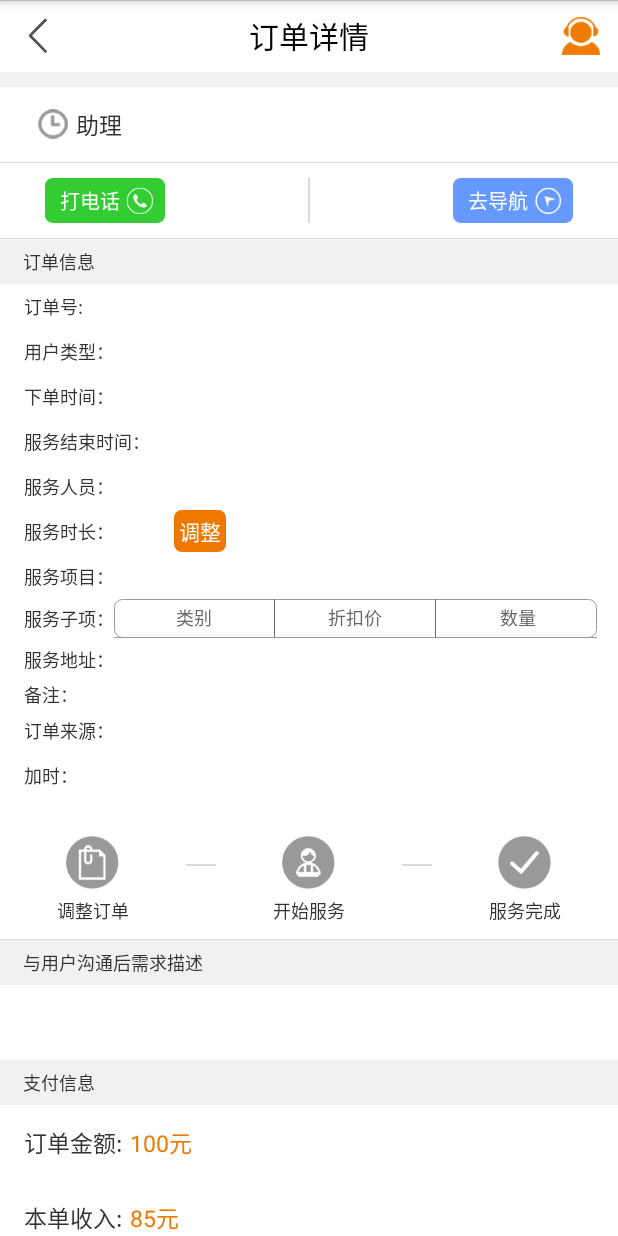
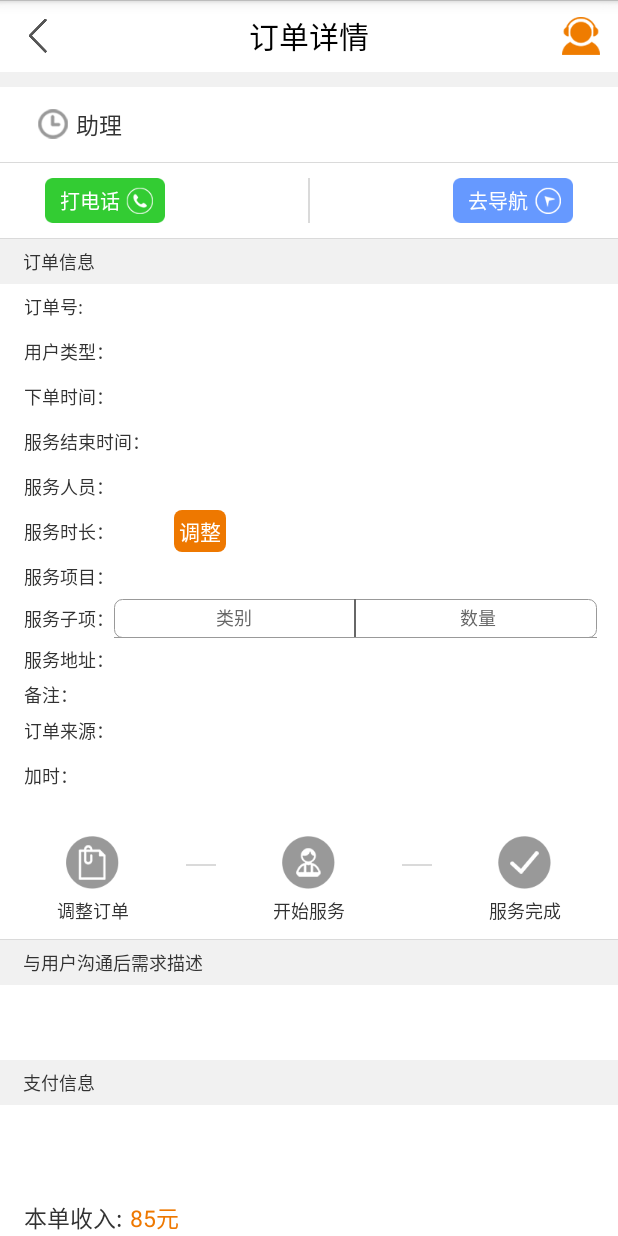
Before and after one commit to lnczx/jhj-android, an Android app: the OrderDetailActivity screen opened directly, with no data from a screen before it, on a phone screen of 412 x 824 dp. Run offline under Robolectric (Android 15) with nearby library versions, the phone set to English and light mode, and no system bars; libraries missing offline, so code that uses them is left out: org.xutils.common; 2 statements that could not run were skipped.

Commit message:
v1.2.0.1 去掉订单金额显示

```diff
--- a/app/src/main/AndroidManifest.xml
+++ b/app/src/main/AndroidManifest.xml
@@ -1,8 +1,8 @@
 <?xml version="1.0" encoding="utf-8"?>
     <manifest xmlns:android="http://schemas.android.com/apk/res/android"
         package="com.meijialife.dingdang"
-        android:versionCode="22"
-        android:versionName="1.2.0.0">
+        android:versionCode="23"
+        android:versionName="1.2.0.1">
 
 
     <uses-sdk
--- a/app/src/main/java/com/meijialife/dingdang/Constants.java
+++ b/app/src/main/java/com/meijialife/dingdang/Constants.java
@@ -15,8 +15,8 @@ public class Constants {
 
     //*******************************
     // 主机地址
-//    public static final String HOST1 = "http://tapp.jia-he-jia.com";
-    public static final String HOST1 = "https://app.jia-he-jia.com";
+    public static final String HOST1 = "http://tapp.jia-he-jia.com";
+//    public static final String HOST1 = "https://app.jia-he-jia.com";
 //     基础接口
     public static final String ROOT_URL1 = HOST1 + "/jhj-app/app/";
 
--- a/app/src/main/java/com/meijialife/dingdang/adapter/OrderListAdapter.java
+++ b/app/src/main/java/com/meijialife/dingdang/adapter/OrderListAdapter.java
@@ -96,7 +96,7 @@ public class OrderListAdapter extends BaseAdapter {
             holder.tv_service_date = (TextView) convertView.findViewById(R.id.tv_service_date);
             holder.tv_service_hours = (TextView) convertView.findViewById(R.id.tv_service_hours);
             holder.tv_service_content = (TextView) convertView.findViewById(R.id.tv_service_content);
-            holder.tv_order_money = (TextView) convertView.findViewById(R.id.tv_order_money);
+//            holder.tv_order_money = (TextView) convertView.findViewById(R.id.tv_order_money);
             holder.iv_start_server = (TextView) convertView.findViewById(R.id.iv_start_server);
             holder.tv_fuwu_time = (TextView) convertView.findViewById(R.id.tv_fuwu_time);
             holder.tv_shichang = (TextView) convertView.findViewById(R.id.tv_shichang);
@@ -151,7 +151,7 @@ public class OrderListAdapter extends BaseAdapter {
             holder.tv_service_addr_distance.setText(orderListVo.getService_addr_distance());
 
             holder.tv_service_content.setText(orderListVo.getService_content());
-            holder.tv_order_money.setText(orderListVo.getOrder_money() + "元");
+//            holder.tv_order_money.setText(orderListVo.getOrder_money() + "元");
             holder.iv_start_server.setText(orderListVo.getButton_word());
             holder.tv_service_date.setText(orderListVo.getService_date());
             holder.tv_user_type_content.setText(orderListVo.getUser_type_str());
@@ -182,7 +182,7 @@ public class OrderListAdapter extends BaseAdapter {
         TextView tv_service_date;
         TextView tv_service_hours;
         TextView tv_service_content;
-        TextView tv_order_money;
+//        TextView tv_order_money;
         TextView iv_start_server;
         TextView tv_shichang;
         TextView tv_fuwu_time;
--- a/app/src/main/java/com/meijialife/dingdang/adapter/OrderListDetailsAdapter.java
+++ b/app/src/main/java/com/meijialife/dingdang/adapter/OrderListDetailsAdapter.java
@@ -90,7 +90,7 @@ public class OrderListDetailsAdapter extends BaseAdapter {
             convertView = inflater.inflate(R.layout.item_order_details, null);
 
             holder.tv_details_catege = (TextView) convertView.findViewById(R.id.tv_details_catege);
-            holder.tv_details_price = (TextView) convertView.findViewById(R.id.tv_details_price);
+//            holder.tv_details_price = (TextView) convertView.findViewById(R.id.tv_details_price);
             holder.tv_details_num = (TextView) convertView.findViewById(R.id.tv_details_num);
 
             convertView.setTag(holder);
@@ -101,7 +101,7 @@ public class OrderListDetailsAdapter extends BaseAdapter {
         orderListdetails = getItem(position);
         if (null != orderListdetails) {
             holder.tv_details_catege.setText(orderListdetails.getService_addon_name() + "");
-            holder.tv_details_price.setText(orderListdetails.getPrice() + orderListdetails.getItem_unit() + "");
+//            holder.tv_details_price.setText(orderListdetails.getPrice() + orderListdetails.getItem_unit() + "");
             holder.tv_details_num.setText(String.valueOf(orderListdetails.getItem_num()));
 
         }
@@ -110,7 +110,7 @@ public class OrderListDetailsAdapter extends BaseAdapter {
 
     class Holder {
         TextView tv_details_catege;
-        TextView tv_details_price;
+//        TextView tv_details_price;
         TextView tv_details_num;
 
     }
--- a/app/src/main/res/layout/layout_order_detail.xml
+++ b/app/src/main/res/layout/layout_order_detail.xml
@@ -380,15 +380,15 @@
                             android:layout_height="match_parent"
                             android:background="@color/simi_color_gray" />
 
-                        <TextView
-                            android:id="@+id/tv_details_price"
-                            android:layout_width="60dp"
-                            android:layout_height="wrap_content"
-                            android:layout_weight="1"
-                            android:gravity="center"
-                            android:text="折扣价"
-                            android:textColor="@color/simi_color_gray"
-                            android:textSize="@dimen/font_size_12" />
+                        <!--<TextView-->
+                            <!--android:id="@+id/tv_details_price"-->
+                            <!--android:layout_width="60dp"-->
+                            <!--android:layout_height="wrap_content"-->
+                            <!--android:layout_weight="1"-->
+                            <!--android:gravity="center"-->
+                            <!--android:text="折扣价"-->
+                            <!--android:textColor="@color/simi_color_gray"-->
+                            <!--android:textSize="@dimen/font_size_12" />-->
 
                         <View
                             android:layout_width="0.5dp"
@@ -671,33 +671,33 @@
                 android:gravity="center_vertical"
                 android:orientation="horizontal">
 
-                <TextView
-                    android:id="@+id/tv_input_money"
-                    android:layout_width="wrap_content"
-                    android:layout_height="wrap_content"
-                    android:layout_marginLeft="@dimen/activity_horizontal_margin"
-                    android:text="订单金额:"
-                    android:textSize="@dimen/font_size_15" />
+                <!--<TextView-->
+                    <!--android:id="@+id/tv_input_money"-->
+                    <!--android:layout_width="wrap_content"-->
+                    <!--android:layout_height="wrap_content"-->
+                    <!--android:layout_marginLeft="@dimen/activity_horizontal_margin"-->
+                    <!--android:text="订单金额:"-->
+                    <!--android:textSize="@dimen/font_size_15" />-->
 
-                <EditText
-                    android:id="@+id/et_input_order_money"
-                    android:layout_width="match_parent"
-                    android:layout_height="wrap_content"
-                    android:layout_marginLeft="@dimen/activity_horizontal_margin"
-                    android:background="@null"
-                    android:hint="请输入金额"
-                    android:inputType="number"
-                    android:textSize="@dimen/font_size_15"
-                    android:visibility="gone" />
+                <!--<EditText-->
+                    <!--android:id="@+id/et_input_order_money"-->
+                    <!--android:layout_width="match_parent"-->
+                    <!--android:layout_height="wrap_content"-->
+                    <!--android:layout_marginLeft="@dimen/activity_horizontal_margin"-->
+                    <!--android:background="@null"-->
+                    <!--android:hint="请输入金额"-->
+                    <!--android:inputType="number"-->
+                    <!--android:textSize="@dimen/font_size_15"-->
+                    <!--android:visibility="gone" />-->
 
-                <TextView
-                    android:id="@+id/tv_order_money"
-                    android:layout_width="wrap_content"
-                    android:layout_height="wrap_content"
-                    android:layout_marginLeft="5dp"
-                    android:text="100元"
-                    android:textColor="@color/simi_color_orange"
-                    android:textSize="@dimen/font_size_15" />
+                <!--<TextView-->
+                    <!--android:id="@+id/tv_order_money"-->
+                    <!--android:layout_width="wrap_content"-->
+                    <!--android:layout_height="wrap_content"-->
+                    <!--android:layout_marginLeft="5dp"-->
+                    <!--android:text="100元"-->
+                    <!--android:textColor="@color/simi_color_orange"-->
+                    <!--android:textSize="@dimen/font_size_15" />-->
             </LinearLayout>
 
             <LinearLayout
```
Also changed, not shown: app/src/main/java/com/meijialife/dingdang/activity/OrderDetailActivity.java (+40 -40 lines), app/src/main/res/layout/item_order_details.xml (+8 -8 lines), app/src/main/res/layout/item_order_list.xml (+15 -16 lines).
